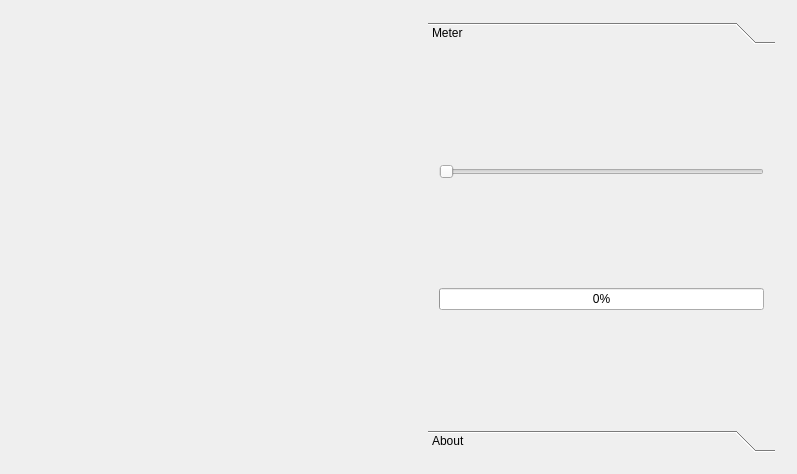
Above: mainwindow.ui from doug65536/FastSpectrumAnalyzer before the change. Below: the same form after it.
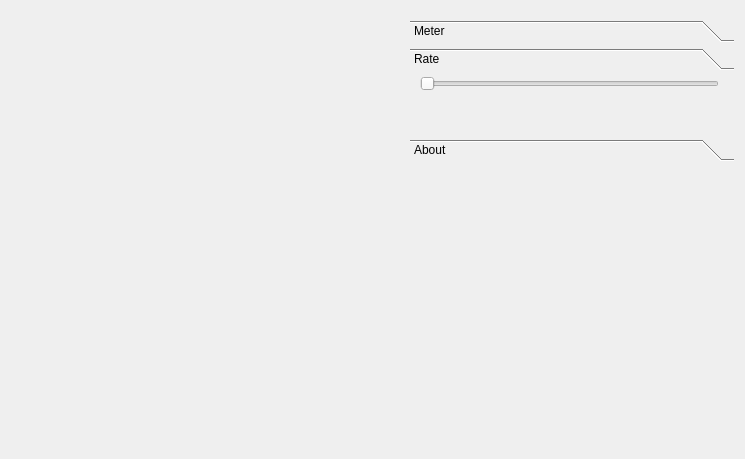
That is the form after the change. Custom widgets are drawn as their Qt base class.

Commit message: Fix optimizations, add gain and speed slider functionality

Patch:
```diff
--- a/mainwindow.ui
+++ b/mainwindow.ui
@@ -6,8 +6,8 @@
    <rect>
     <x>0</x>
     <y>0</y>
-    <width>797</width>
-    <height>474</height>
+    <width>745</width>
+    <height>459</height>
    </rect>
   </property>
   <property name="windowTitle">
@@ -17,25 +17,18 @@
    <layout class="QHBoxLayout" name="horizontalLayout">
     <item>
      <widget class="VoicePrintView" name="viewArea" native="true">
-      <layout class="QFormLayout" name="formLayout">
-       <item row="0" column="0">
-        <spacer name="horizontalSpacer">
-         <property name="orientation">
-          <enum>Qt::Horizontal</enum>
-         </property>
-         <property name="sizeType">
-          <enum>QSizePolicy::Expanding</enum>
-         </property>
-         <property name="sizeHint" stdset="0">
-          <size>
-           <width>400</width>
-           <height>20</height>
-          </size>
-         </property>
-        </spacer>
-       </item>
-       <item row="0" column="1">
         <widget class="QToolBox" name="toolBox">
+       <property name="enabled">
+        <bool>true</bool>
+       </property>
+       <property name="geometry">
+        <rect>
+         <x>399</x>
+         <y>9</y>
+         <width>331</width>
+         <height>141</height>
+        </rect>
+       </property>
          <property name="sizePolicy">
           <sizepolicy hsizetype="Preferred" vsizetype="Preferred">
            <horstretch>0</horstretch>
@@ -43,28 +36,21 @@
           </sizepolicy>
          </property>
          <property name="currentIndex">
-          <number>0</number>
+        <number>1</number>
          </property>
          <widget class="QWidget" name="meterPage">
           <property name="geometry">
            <rect>
             <x>0</x>
             <y>0</y>
-            <width>355</width>
-            <height>79</height>
+          <width>317</width>
+          <height>62</height>
            </rect>
           </property>
           <attribute name="label">
            <string>Meter</string>
           </attribute>
           <layout class="QGridLayout" name="gridLayout">
-           <item row="0" column="0">
-            <widget class="QSlider" name="horizontalSlider">
-             <property name="orientation">
-              <enum>Qt::Horizontal</enum>
-             </property>
-            </widget>
-           </item>
            <item row="1" column="0">
             <widget class="QProgressBar" name="inputLevel">
              <property name="maximum">
@@ -75,8 +61,50 @@
              </property>
             </widget>
            </item>
-          </layout>
-         </widget>
+         <item row="0" column="0">
+          <widget class="QSlider" name="inputGain">
+           <property name="minimum">
+            <number>1</number>
+           </property>
+           <property name="orientation">
+            <enum>Qt::Horizontal</enum>
+           </property>
+          </widget>
+         </item>
+        </layout>
+       </widget>
+       <widget class="QWidget" name="ratePage">
+        <property name="geometry">
+         <rect>
+          <x>0</x>
+          <y>0</y>
+          <width>331</width>
+          <height>54</height>
+         </rect>
+        </property>
+        <attribute name="label">
+         <string>Rate</string>
+        </attribute>
+        <widget class="QSlider" name="speedSlider">
+         <property name="geometry">
+          <rect>
+           <x>10</x>
+           <y>0</y>
+           <width>299</width>
+           <height>15</height>
+          </rect>
+         </property>
+         <property name="minimum">
+          <number>30</number>
+         </property>
+         <property name="maximum">
+          <number>960</number>
+         </property>
+         <property name="orientation">
+          <enum>Qt::Horizontal</enum>
+         </property>
+        </widget>
+       </widget>
          <widget class="QWidget" name="aboutPage">
           <property name="geometry">
            <rect>
@@ -91,8 +119,6 @@
           </attribute>
          </widget>
         </widget>
-       </item>
-      </layout>
      </widget>
     </item>
    </layout>
```
Left out of the diff: 8 changed lines with no effect on the pictures. Lines whose indentation alone changed are shown as unchanged. The commit also changes 8 other files.
